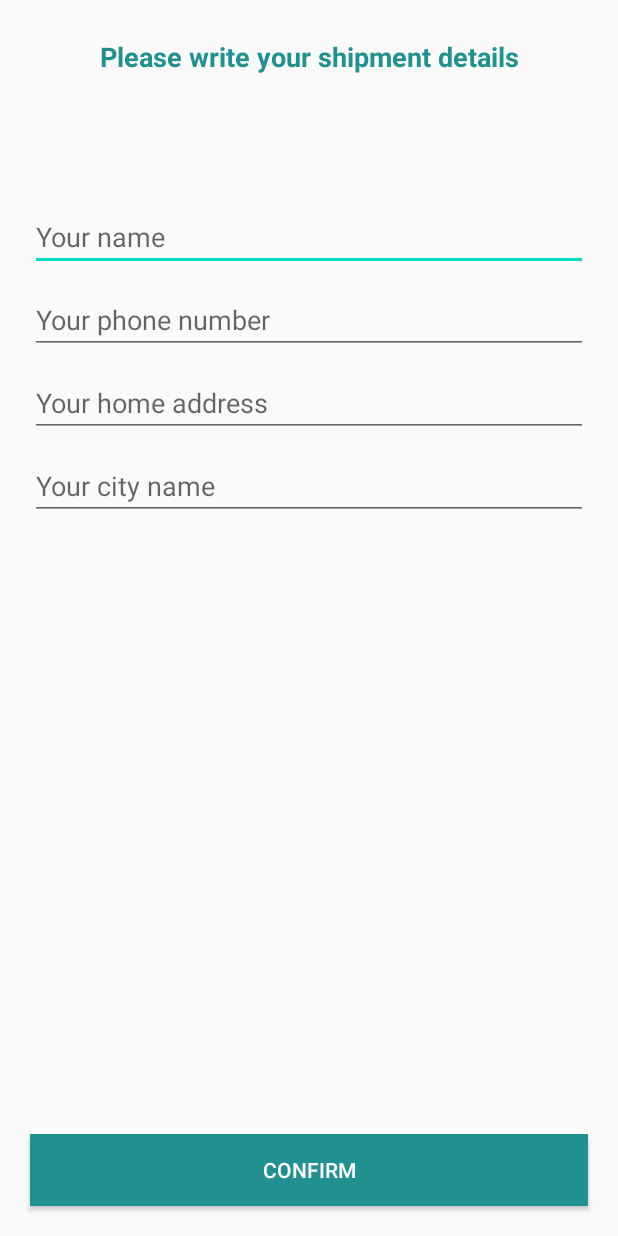
After one commit to Evelyn0116/Ecommerce-Store, an Android app: the ConfirmFinalOrderActivity screen opened directly, with no data from a screen before it, on a phone screen of 412 x 824 dp. The commit adds this screen. Run offline under Robolectric (Android 15) with nearby library versions, the phone set to English and light mode, and no system bars.

```diff
--- a/app/src/main/AndroidManifest.xml
+++ b/app/src/main/AndroidManifest.xml
@@ -9,7 +9,8 @@
         android:roundIcon="@mipmap/ic_launcher_round"
         android:supportsRtl="true"
         android:theme="@style/AppTheme">
-        <activity android:name=".CartActivity"></activity>
+        <activity android:name=".ViewHolder.ConfirmFinalOrderActivity"></activity>
+        <activity android:name=".CartActivity" />
         <activity android:name=".ProductDetailActivity" />
         <activity
             android:name=".HomeActivity"
--- /dev/null
+++ b/app/src/main/java/com/example/ecommerce/ViewHolder/ConfirmFinalOrderActivity.java
@@ -0,0 +1,16 @@
+package com.example.ecommerce.ViewHolder;
+
+import androidx.appcompat.app.AppCompatActivity;
+
+import android.os.Bundle;
+
+import com.example.ecommerce.R;
+
+public class ConfirmFinalOrderActivity extends AppCompatActivity {
+
+    @Override
+    protected void onCreate(Bundle savedInstanceState) {
+        super.onCreate(savedInstanceState);
+        setContentView(R.layout.activity_confirm_final_order);
+    }
+}
--- /dev/null
+++ b/app/src/main/res/layout/activity_confirm_final_order.xml
@@ -0,0 +1,77 @@
+<?xml version="1.0" encoding="utf-8"?>
+<RelativeLayout xmlns:android="http://schemas.android.com/apk/res/android"
+    xmlns:app="http://schemas.android.com/apk/res-auto"
+    xmlns:tools="http://schemas.android.com/tools"
+    android:layout_width="match_parent"
+    android:layout_height="match_parent"
+    tools:context=".ViewHolder.ConfirmFinalOrderActivity">
+
+    <TextView
+        android:id="@+id/txt"
+        android:layout_width="match_parent"
+        android:layout_height="wrap_content"
+        android:text="Please write your shipment details"
+        android:textSize="18dp"
+        android:textColor="@color/colorPrimaryDark"
+        android:layout_margin="25dp"
+        android:textAlignment="center"
+        android:textStyle="bold"
+        />
+
+    <EditText
+        android:id="@+id/shipment_name"
+        android:layout_width="match_parent"
+        android:layout_height="wrap_content"
+        android:layout_below="@+id/txt"
+        android:layout_marginTop="60dp"
+        android:layout_marginLeft="20dp"
+        android:layout_marginRight="20dp"
+        android:hint="Your name"
+        />
+
+    <EditText
+        android:id="@+id/shipment_phone_number"
+        android:layout_width="match_parent"
+        android:layout_height="wrap_content"
+        android:layout_below="@+id/shipment_name"
+        android:layout_marginTop="10dp"
+        android:layout_marginLeft="20dp"
+        android:layout_marginRight="20dp"
+        android:inputType="number"
+        android:hint="Your phone number"
+        />
+
+    <EditText
+        android:id="@+id/shipment_address"
+        android:layout_width="match_parent"
+        android:layout_height="wrap_content"
+        android:layout_below="@+id/shipment_phone_number"
+        android:layout_marginTop="10dp"
+        android:layout_marginLeft="20dp"
+        android:layout_marginRight="20dp"
+        android:hint="Your home address"
+        />
+
+    <EditText
+        android:id="@+id/shipment_city"
+        android:layout_width="match_parent"
+        android:layout_height="wrap_content"
+        android:layout_below="@+id/shipment_address"
+        android:layout_marginTop="10dp"
+        android:layout_marginLeft="20dp"
+        android:layout_marginRight="20dp"
+        android:hint="Your city name"
+        />
+
+    <Button
+        android:id="@+id/confirm_final_order_btn"
+        android:layout_width="match_parent"
+        android:layout_height="wrap_content"
+        android:layout_alignParentBottom="true"
+        android:layout_margin="20dp"
+        android:text="Confirm"
+        android:background="@color/colorPrimaryDark"
+        android:textColor="@android:color/white"
+        />
+
+</RelativeLayout>
```
Also changed, not shown: app/src/main/java/com/example/ecommerce/CartActivity.java (+54 -4 lines).
